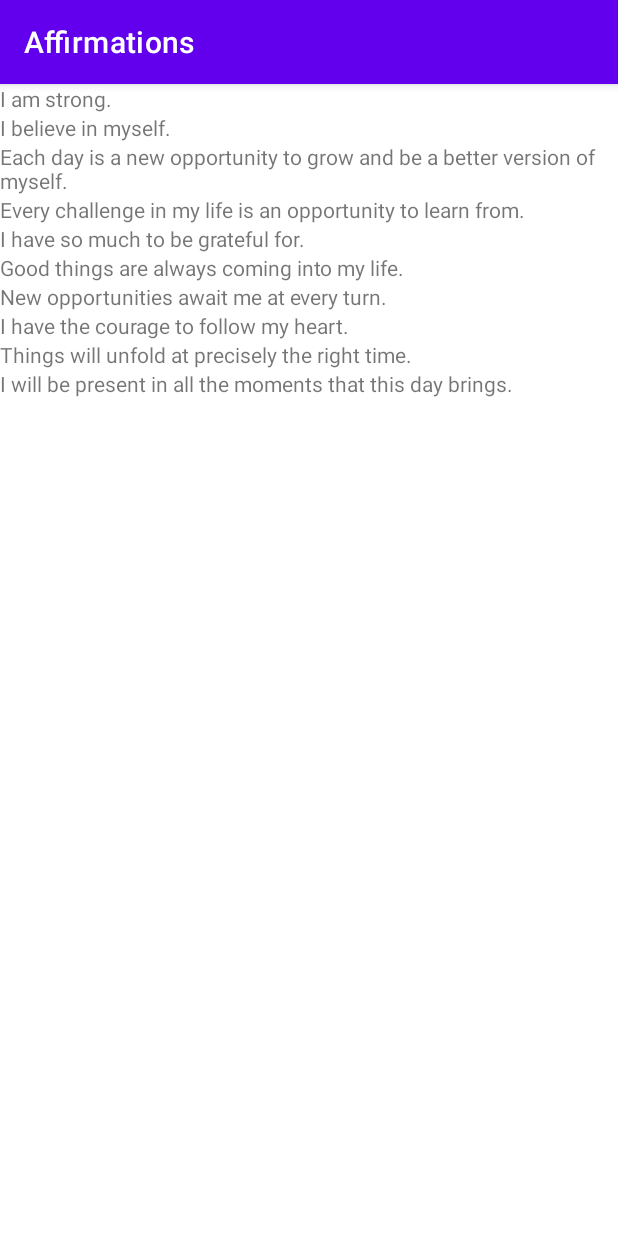
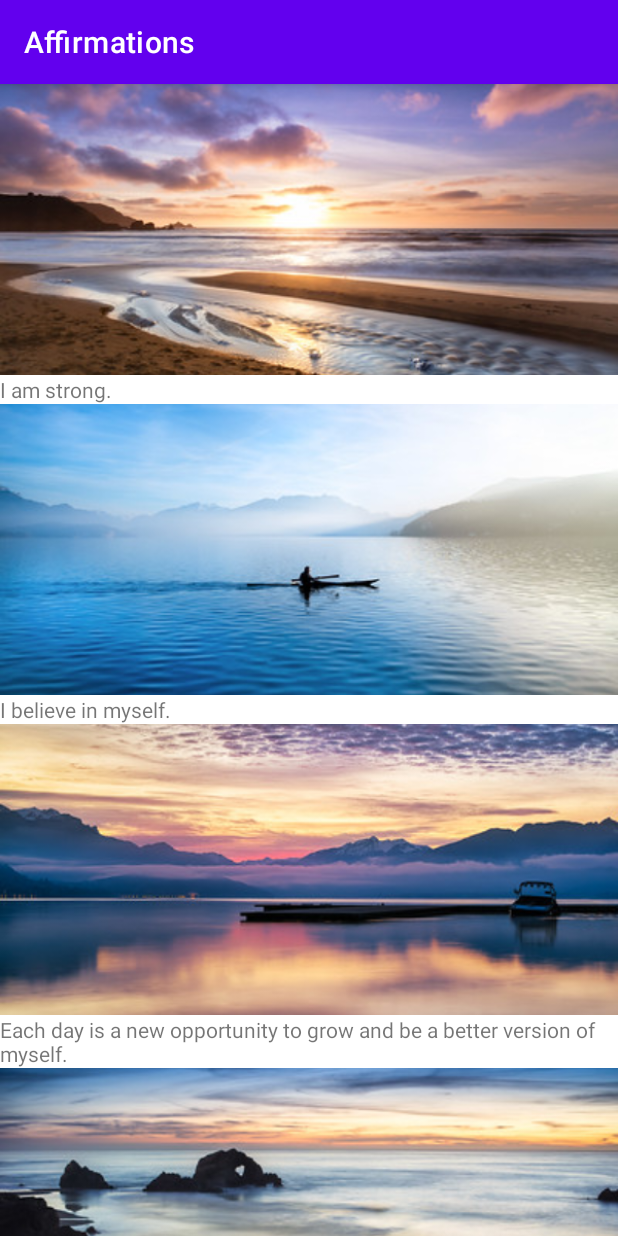
Before and after one commit to Kanika30vats/Android_Kotlin_Affirmations_App, an Android app: the screen it shows after launch (MainActivity), on a phone screen of 412 x 824 dp. Run offline under Robolectric (Android 15) with nearby library versions, the phone set to English and light mode, and no system bars.

Commit message:
Adding Images to list_item

```diff
--- a/app/src/main/java/com/example/affirmations/adapter/ItemAdapter.kt
+++ b/app/src/main/java/com/example/affirmations/adapter/ItemAdapter.kt
@@ -4,6 +4,7 @@ import android.content.Context
 import android.view.LayoutInflater
 import android.view.View
 import android.view.ViewGroup
+import android.widget.ImageView
 import android.widget.TextView
 import androidx.recyclerview.widget.RecyclerView
 import com.example.affirmations.R
@@ -15,9 +16,10 @@ class ItemAdapter(
     ): RecyclerView.Adapter<ItemAdapter.ItemViewHolder>() {
     class ItemViewHolder(private val view: View): RecyclerView.ViewHolder(view) {
         val textView: TextView = view.findViewById(R.id.item_title)
+        val imageView: ImageView = view.findViewById(R.id.item_image)
     }
 
-    override fun onCreateViewHolder(parent: ViewGroup, viewType: Int): ItemViewHolder {
+        override fun onCreateViewHolder(parent: ViewGroup, viewType: Int): ItemViewHolder {
         val adapterLayout = LayoutInflater.from(parent.context)
             .inflate(R.layout.list_item, parent, false)
         return ItemViewHolder(adapterLayout)
@@ -26,6 +28,7 @@ class ItemAdapter(
     override fun onBindViewHolder(holder: ItemViewHolder, position: Int) {
         val item = dataset[position]
         holder.textView.text = context.resources.getString(item.stringResourceId)
+        holder.imageView.setImageResource(item.imageResourceId)
     }
 
     override fun getItemCount() = dataset.size
--- a/app/src/main/java/com/example/affirmations/data/Datasource.kt
+++ b/app/src/main/java/com/example/affirmations/data/Datasource.kt
@@ -6,16 +6,16 @@ import com.example.affirmations.model.Affirmation
 class Datasource {
     fun loadAffirmations(): List<Affirmation> {
         return listOf<Affirmation>(
-            Affirmation(R.string.affirmation1),
-            Affirmation(R.string.affirmation2),
-            Affirmation(R.string.affirmation3),
-            Affirmation(R.string.affirmation4),
-            Affirmation(R.string.affirmation5),
-            Affirmation(R.string.affirmation6),
-            Affirmation(R.string.affirmation7),
-            Affirmation(R.string.affirmation8),
-            Affirmation(R.string.affirmation9),
-            Affirmation(R.string.affirmation10)
+            Affirmation(R.string.affirmation1, R.drawable.image1),
+            Affirmation(R.string.affirmation2, R.drawable.image2),
+            Affirmation(R.string.affirmation3, R.drawable.image3),
+            Affirmation(R.string.affirmation4, R.drawable.image4),
+            Affirmation(R.string.affirmation5, R.drawable.image5),
+            Affirmation(R.string.affirmation6, R.drawable.image6),
+            Affirmation(R.string.affirmation7, R.drawable.image7),
+            Affirmation(R.string.affirmation8, R.drawable.image8),
+            Affirmation(R.string.affirmation9, R.drawable.image9),
+            Affirmation(R.string.affirmation10, R.drawable.image10)
         )
     }
 }
--- a/app/src/main/java/com/example/affirmations/model/Affirmation.kt
+++ b/app/src/main/java/com/example/affirmations/model/Affirmation.kt
@@ -1,3 +1,8 @@
 package com.example.affirmations.model
 
-data class Affirmation(val stringResourceId: Int)
+import androidx.annotation.DrawableRes
+import androidx.annotation.StringRes
+
+data class Affirmation(
+    @StringRes val stringResourceId: Int,
+    @DrawableRes val imageResourceId: Int)
--- a/app/src/main/res/layout/list_item.xml
+++ b/app/src/main/res/layout/list_item.xml
@@ -1,5 +1,20 @@
 <?xml version="1.0" encoding="utf-8"?>
-<TextView xmlns:android="http://schemas.android.com/apk/res/android"
-    android:id="@+id/item_title"
-    android:layout_width="wrap_content"
-    android:layout_height="wrap_content"/>
+<LinearLayout
+    xmlns:android="http://schemas.android.com/apk/res/android"
+    android:layout_width="match_parent"
+    android:layout_height="wrap_content"
+    android:orientation="vertical">
+
+    <ImageView
+        android:id="@+id/item_image"
+        android:layout_width="match_parent"
+        android:layout_height="194dp"
+        android:scaleType="centerCrop"
+        android:importantForAccessibility="no"/>
+
+    <TextView
+        android:id="@+id/item_title"
+        android:layout_width="wrap_content"
+        android:layout_height="wrap_content"/>
+
+</LinearLayout>
```
Also changed, not shown: app/src/main/res/drawable-v24/image1.jpg (added), app/src/main/res/drawable-v24/image10.jpg (added), app/src/main/res/drawable-v24/image2.jpg (added), app/src/main/res/drawable-v24/image3.jpg (added), app/src/main/res/drawable-v24/image4.jpg (added), app/src/main/res/drawable-v24/image5.jpg (added), app/src/main/res/drawable-v24/image6.jpg (added), app/src/main/res/drawable-v24/image7.jpg (added), app/src/main/res/drawable-v24/image8.jpg (added), app/src/main/res/drawable-v24/image9.jpg (added).
